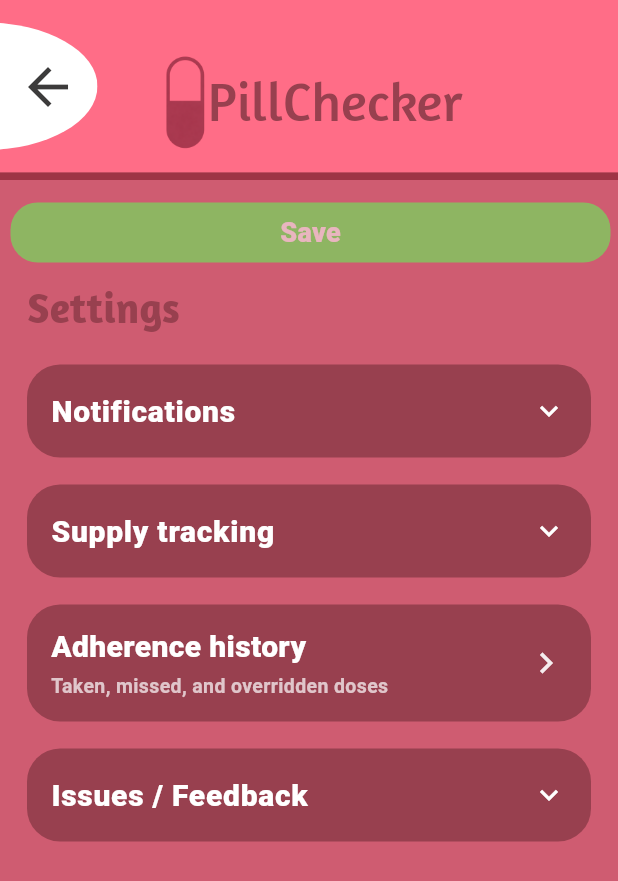
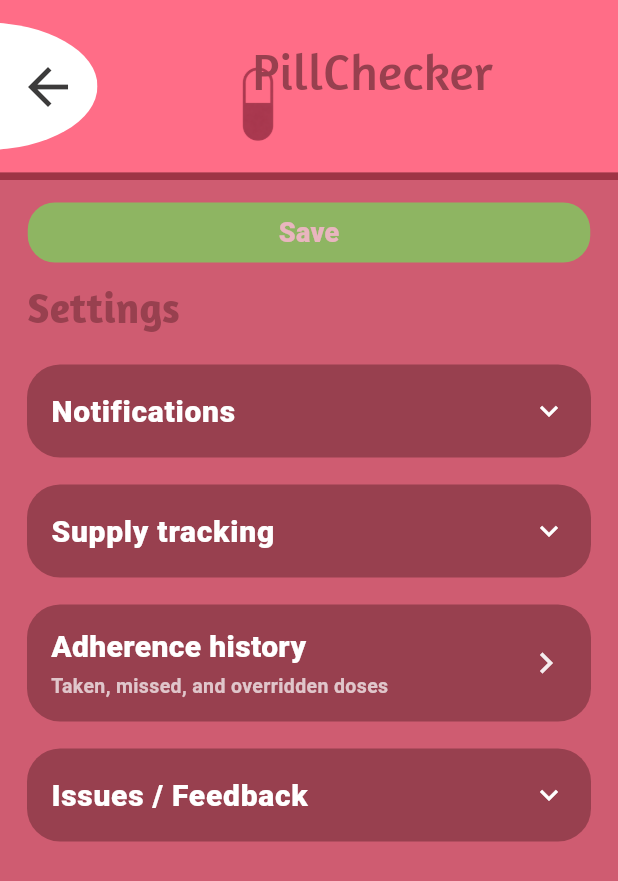
Before and after one commit to yadava17/pillchecker, a Flutter app: the SettingsScreen screen opened directly, on a phone screen of 412 x 824 dp. Shown: the top 881 px of the screen. Run offline on Flutter 3.47's test engine with Material 3 defaults, Android fonts, the phone set to English and light mode, and no system bars; our stand-ins replace flutter_local_notifications, flutter_timezone, rive, shared_preferences, sqflite, timezone; accounts and stored records are empty; statements that could not run were skipped.

Commit message:
Fix iPhone title layout and settings save button alignment

```diff
--- a/lib/screens/settings/settings_screen.dart
+++ b/lib/screens/settings/settings_screen.dart
@@ -438,44 +438,33 @@
               ),
 
               Positioned(
-                top: Platform.isAndroid ? -6 : -1,
-                left: 0,
-                right: Platform.isAndroid ? 165 : 185,
+                top: Platform.isAndroid ? 10 : 0,
+                left: Platform.isAndroid ? 112 : 82,
                 child: Opacity(
                   opacity: 0.75,
                   child: Image.asset(
                     'assets/images/pillchecker_logo.png',
-                    width: 150,
-                    height: 150,
+                    width: 120,
+                    height: 120,
+                    fit: BoxFit.contain,
                   ),
                 ),
               ),
 
               Positioned(
-                top: 15,
-                left: 35,
-                right: 0,
-                child: Center(
-                  child: SizedBox(
-                    // ✅ Android gets more horizontal room so it doesn't clip/weird-render
-                    width: Platform.isAndroid ? 340 : 260,
-                    child: Transform.scale(
-                      scale: 0.5,
-                      child: FittedBox(
-                        fit: BoxFit.scaleDown,
+                top: Platform.isAndroid ? 23 : 34,
+                left: Platform.isAndroid ? 168 : 158,
+                right: 24,
                 child: Text(
                   'PillChecker',
                   maxLines: 1,
+                  overflow: TextOverflow.visible,
                   softWrap: false,
                   style: TextStyle(
-                            fontSize: 77.9,
+                    fontSize: Platform.isAndroid ? 34 : 32,
                     fontFamily: 'Amaranth',
                     color: _card,
                     fontWeight: FontWeight.w400,
-                          ),
-                        ),
-                      ),
-                    ),
                   ),
                 ),
               ),
@@ -802,11 +791,13 @@
 
               Positioned(
                 top: 135,
-                right: 5,
+                left: 0,
+                right: 0,
                 child: Opacity(
                   opacity: (_loaded && _changed) ? 1.0 : 0.55,
                   child: IgnorePointer(
                     ignoring: !(_loaded && _changed),
+                    child: Center(
                       child: Material(
                         color: const Color(0xFF59FF56),
                         borderRadius: BorderRadius.circular(18),
@@ -814,7 +805,7 @@
                           borderRadius: BorderRadius.circular(18),
                           onTap: _save,
                           child: const SizedBox(
-                          width: 400,
+                            width: 375,
                             height: 40,
                             child: Center(
                               child: Text(
@@ -823,6 +814,7 @@
                                   color: Colors.white,
                                   fontSize: 18,
                                   fontWeight: FontWeight.w900,
+                                ),
                               ),
                             ),
                           ),
```
Also changed, not shown: lib/screens/directory/directory_screen.dart (+12 -22 lines). Lines whose indentation alone changed are shown as unchanged.
